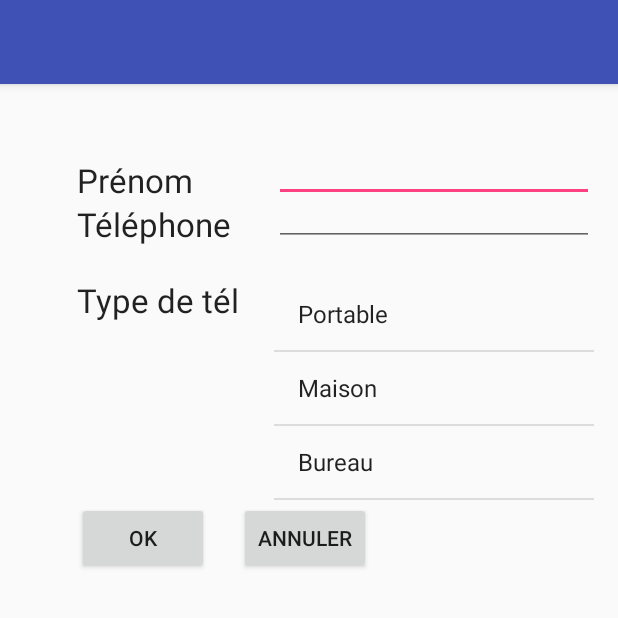
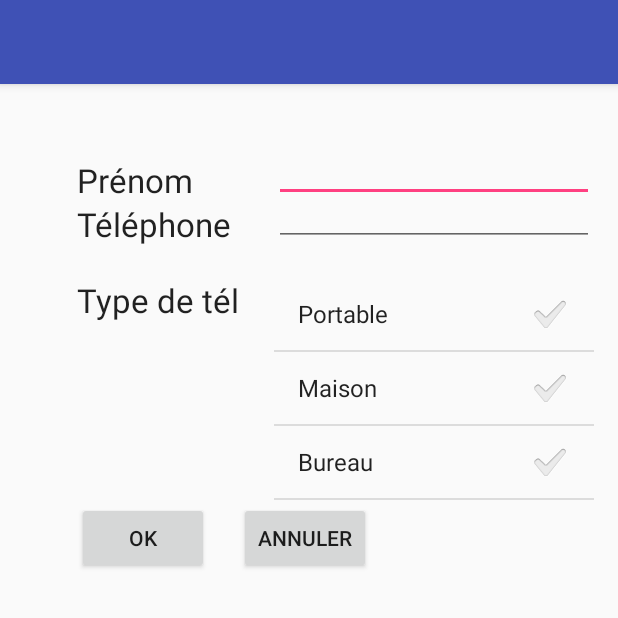
Before and after one commit to gerobum/Robot, an Android app: the screen it shows after launch (ModificationActivity), after a tap on "MODIFIER", on a phone screen of 412 x 824 dp, the top half of it. Run offline under Robolectric (Android 15) with nearby library versions, the light colour scheme and no system bars.

Commit message:
Examen de Simon

```diff
--- a/Android/Examen2/app/src/main/java/com/example/maillot/examen2/MainActivity.java
+++ b/Android/Examen2/app/src/main/java/com/example/maillot/examen2/MainActivity.java
@@ -1,8 +1,9 @@
 package com.example.maillot.examen2;
 
 import android.content.Intent;
+import android.os.Bundle;
 import android.support.v7.app.AppCompatActivity;
-import android.os.Bundle;
+import android.util.Log;
 import android.view.View;
 import android.widget.Button;
 import android.widget.TextView;
@@ -16,6 +17,7 @@ public class MainActivity extends AppCompatActivity implements View.OnClickListe
     private Button buttonModify;
     private Button buttonRegister;
     private Button buttonLoad;
+    private final static int FROM_MODIFICATION = 0;
 
     private ArrayList<Ligne> carnet;
 
@@ -39,7 +41,22 @@ public class MainActivity extends AppCompatActivity implements View.OnClickListe
     @Override
     public void onClick(View v) {
         if (v == buttonModify) {
-            startActivity(new Intent(this, ModificationActivity.class));
+            Intent intent = new Intent(this, ModificationActivity.class);
+            intent.putExtra("Prenom", textViewPrenom.getText().toString());
+            intent.putExtra("Tel", textViewTel.getText().toString());
+            intent.putExtra("Type", textViewTypeTel.getText().toString());
+            startActivityForResult(intent, FROM_MODIFICATION);
+        }
+    }
+
+    @Override
+    protected void onActivityResult(int requestCode, int resultCode, Intent data) {
+        Log.v("carnet", "Retour " + requestCode + ", " + resultCode + ", " + data);
+
+        if (requestCode == FROM_MODIFICATION && resultCode == RESULT_OK) {
+            textViewPrenom.setText(data.getStringExtra("Prenom"));
+            textViewTel.setText(data.getStringExtra("Tel"));
+            textViewTypeTel.setText(data.getStringExtra("Type"));
         }
     }
 }
--- a/Android/Examen2/app/src/main/java/com/example/maillot/examen2/ModificationActivity.java
+++ b/Android/Examen2/app/src/main/java/com/example/maillot/examen2/ModificationActivity.java
@@ -1,16 +1,25 @@
 package com.example.maillot.examen2;
 
+import android.content.Intent;
+import android.os.Bundle;
 import android.support.v7.app.AppCompatActivity;
-import android.os.Bundle;
+import android.util.Log;
+import android.view.View;
+import android.widget.AdapterView;
 import android.widget.ArrayAdapter;
+import android.widget.Button;
 import android.widget.EditText;
 import android.widget.ListView;
 
-public class ModificationActivity extends AppCompatActivity {
+public class ModificationActivity extends AppCompatActivity implements View.OnClickListener {
 
     private EditText editTextName;
     private EditText editTextTel;
     private ListView listViewTypeTel;
+    private Button okButton;
+    private Button cancelButton;
+    private String selected;
+    private final String[] SELECTION = {"Portable", "Maison", "Bureau"};
 
     @Override
     protected void onCreate(Bundle savedInstanceState) {
@@ -19,9 +28,54 @@ public class ModificationActivity extends AppCompatActivity {
         editTextName = (EditText) findViewById(R.id.editTextName);
         editTextTel = (EditText) findViewById(R.id.editTextPhone);
         listViewTypeTel = (ListView) findViewById(R.id.listView);
+        listViewTypeTel.setOnItemClickListener(new AdapterView.OnItemClickListener() {
+            @Override
+            public void onItemClick(AdapterView<?> adapterView, View view, int i, long l) {
+                selected = SELECTION[i];
+                adapterView.setSelection(i);
+            }
+        });
+        editTextName.setText(getIntent().getStringExtra("Prenom"));
+        editTextTel.setText(getIntent().getStringExtra("Tel"));
 
-        ArrayAdapter<String> valeursMagiques = new ArrayAdapter<String>(this, android.R.layout.simple_list_item_1, new String[] {"Portable", "Maison", "Bureau"});
+        selected = getIntent().getStringExtra("Type");
+        selectItem();
+
+        okButton = (Button) findViewById(R.id.buttonOK);
+        cancelButton = (Button) findViewById(R.id.buttonAnnuler);
+
+        okButton.setOnClickListener(this);
+        cancelButton.setOnClickListener(this);
+
+
+        ArrayAdapter<String> valeursMagiques = new ArrayAdapter<>(this,
+                android.R.layout.simple_list_item_checked, SELECTION);
 
         listViewTypeTel.setAdapter(valeursMagiques);
     }
+
+    private void selectItem() {
+        for(int i = 0; i < SELECTION.length; ++i) {
+            if (SELECTION[i].equals(selected)) {
+                listViewTypeTel.setSelection(i);
+                Log.v("carnet", "Trouvé");
+                return;
+            }
+        }
+        Log.v("carnet", "Pas trouvé");
+    }
+
+    @Override
+    public void onClick(View view) {
+        if (view == okButton) {
+            Intent result = new Intent();
+            result.putExtra("Prenom", editTextName.getText().toString());
+            result.putExtra("Tel", editTextTel.getText().toString());
+            result.putExtra("Type", selected);
+            setResult(RESULT_OK, result);
+        } else {
+            setResult(RESULT_CANCELED, null);
+        }
+        finish();
+    }
 }
```
